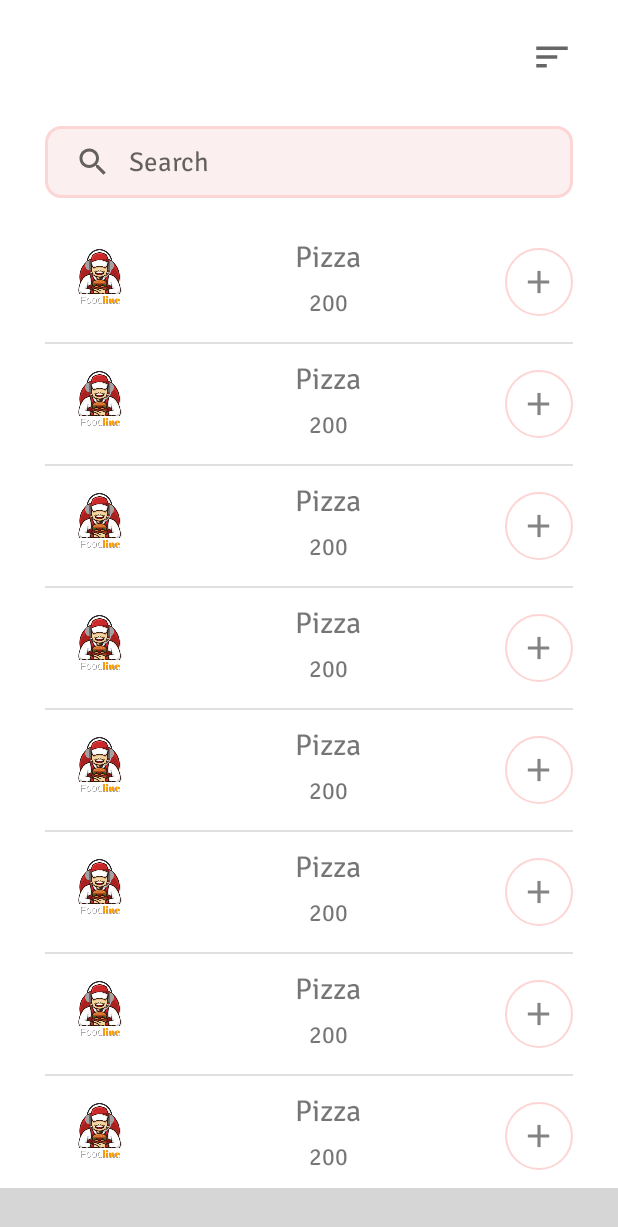
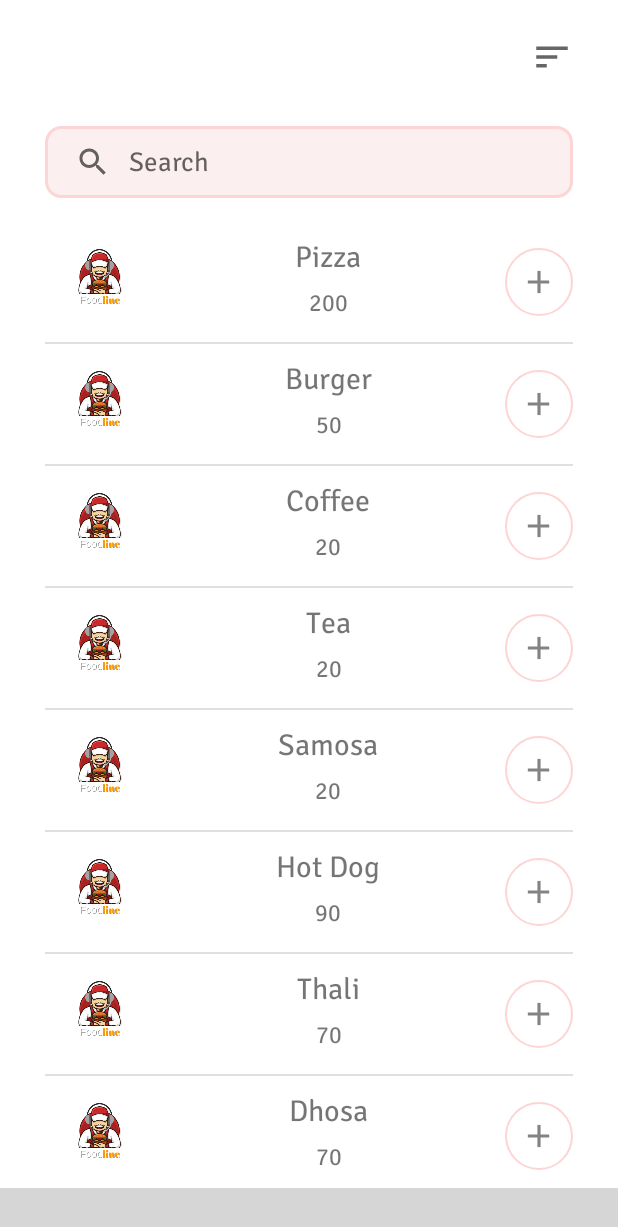
Before and after one commit to i-shivamsoni/FoodLine, an Android app: the MenuFragment screen opened directly, with no data from a screen before it, on a phone screen of 412 x 824 dp. Shown: the top 1227 px of the screen. Run offline under Robolectric (Android 15) with nearby library versions, the light colour scheme and no system bars; our stand-ins replace data binding; libraries missing offline, so code that uses them is left out: np.com.susanthapa; plain views replace CurvedBottomNavigationView; 9 statements that could not run were skipped; grey boxes are pictures that could not be loaded.

Commit message:
Fixed a bug where clicking add button of a menu item invokes animation of different menu item

```diff
--- a/app/src/main/java/com/example/foodline/model/MenuItem.java
+++ b/app/src/main/java/com/example/foodline/model/MenuItem.java
@@ -5,12 +5,14 @@ public class MenuItem {
     private String category;
     private String price;
     private String imageUrl;
+    private int inCart;
 
-    public MenuItem(String name, String category, String price, String imageUrl) {
+    public MenuItem(String name, String category, String price, String imageUrl, int inCart) {
         this.name = name;
         this.category = category;
         this.price = price;
         this.imageUrl = imageUrl;
+        this.inCart = inCart;
     }
 
     public String getName() {
@@ -44,4 +46,23 @@ public class MenuItem {
     public void setImageUrl(String imageUrl) {
         this.imageUrl = imageUrl;
     }
+
+    public int getInCart() {
+        return inCart;
+    }
+
+    public void setInCart(int inCart) {
+        this.inCart = inCart;
+    }
+
+    @Override
+    public String toString() {
+        return "MenuItem{" +
+                "name='" + name + '\'' +
+                ", category='" + category + '\'' +
+                ", price='" + price + '\'' +
+                ", imageUrl='" + imageUrl + '\'' +
+                ", inCart=" + inCart +
+                '}';
+    }
 }
--- a/app/src/main/java/com/example/foodline/ui/MenuFragment.java
+++ b/app/src/main/java/com/example/foodline/ui/MenuFragment.java
@@ -1,33 +1,30 @@
 package com.example.foodline.ui;
 
-import android.annotation.SuppressLint;
+import android.graphics.drawable.Drawable;
+import android.graphics.drawable.TransitionDrawable;
 import android.os.Bundle;
 
 import androidx.annotation.NonNull;
 import androidx.annotation.Nullable;
-import androidx.core.content.res.ResourcesCompat;
+import androidx.core.content.ContextCompat;
 import androidx.fragment.app.Fragment;
 import androidx.recyclerview.widget.DividerItemDecoration;
 import androidx.recyclerview.widget.LinearLayoutManager;
 
+import android.util.Log;
 import android.view.LayoutInflater;
 import android.view.View;
 import android.view.ViewGroup;
-import android.view.animation.Animation;
-import android.view.animation.AnimationUtils;
 import android.widget.ImageView;
 import android.widget.TextView;
 
+import com.airbnb.lottie.LottieAnimationView;
 import com.example.foodline.R;
 import com.example.foodline.databinding.FragmentMenuBinding;
 import com.example.foodline.model.MenuItem;
 
-import org.w3c.dom.Text;
-
 import java.util.ArrayList;
 import java.util.List;
-
-import np.com.susanthapa.curved_bottom_navigation.CbnMenuItem;
 
 public class MenuFragment extends Fragment {
 
@@ -52,29 +49,58 @@ public class MenuFragment extends Fragment {
         super.onViewCreated(view, savedInstanceState);
         ((BaseActivity) requireActivity()).setAppBar(0);
 
-        adapter = new MenuItemAdapter();
+        menuItems.add(new MenuItem("Pizza", "Fast Food", "200","", 0));
+        menuItems.add(new MenuItem("Burger", "Fast Food", "50","", 0));
+        menuItems.add(new MenuItem("Coffee", "Fast Food", "20","", 0));
+        menuItems.add(new MenuItem("Tea", "Fast Food", "20","", 0));
+        menuItems.add(new MenuItem("Samosa", "Fast Food", "20","", 0));
+        menuItems.add(new MenuItem("Hot Dog", "Fast Food", "90","", 0));
+        menuItems.add(new MenuItem("Thali", "Fast Food", "70","", 0));
+        menuItems.add(new MenuItem("Dhosa", "Fast Food", "70","", 0));
+        menuItems.add(new MenuItem("Pav Bhaji", "Fast Food", "60","", 0));
+        menuItems.add(new MenuItem("Sprite", "Fast Food", "30","", 0));
+        menuItems.add(new MenuItem("Frooti", "Fast Food", "30","", 0));
+        menuItems.add(new MenuItem("Maaza", "Fast Food", "30","", 0));
+        menuItems.add(new MenuItem("Pasta", "Fast Food", "40","", 0));
+        menuItems.add(new MenuItem("Maggi", "Fast Food", "40","", 0));
+        menuItems.add(new MenuItem("Chowmein", "Fast Food", "40","", 0));
+        menuItems.add(new MenuItem("Manchurian", "Fast Food", "40","", 0));
+        menuItems.add(new MenuItem("Paneer", "Fast Food", "40","", 0));
+        menuItems.add(new MenuItem("Chicken Tikka", "Fast Food", "80","", 0));
+        menuItems.add(new MenuItem("Veg Roll", "Fast Food", "50","", 0));
 
-        menuItems.add(new MenuItem("Pizza", "Fast Food", "200",""));
-        menuItems.add(new MenuItem("Pizza", "Fast Food", "200",""));
-        menuItems.add(new MenuItem("Pizza", "Fast Food", "200",""));
-        menuItems.add(new MenuItem("Pizza", "Fast Food", "200",""));
-        menuItems.add(new MenuItem("Pizza", "Fast Food", "200",""));
-        menuItems.add(new MenuItem("Pizza", "Fast Food", "200",""));
-        menuItems.add(new MenuItem("Pizza", "Fast Food", "200",""));
-        menuItems.add(new MenuItem("Pizza", "Fast Food", "200",""));
-        menuItems.add(new MenuItem("Pizza", "Fast Food", "200",""));
-        menuItems.add(new MenuItem("Pizza", "Fast Food", "200",""));
-        menuItems.add(new MenuItem("Pizza", "Fast Food", "200",""));
-        menuItems.add(new MenuItem("Pizza", "Fast Food", "200",""));
-        menuItems.add(new MenuItem("Pizza", "Fast Food", "200",""));
-        menuItems.add(new MenuItem("Pizza", "Fast Food", "200",""));
-        menuItems.add(new MenuItem("Pizza", "Fast Food", "200",""));
-        menuItems.add(new MenuItem("Pizza", "Fast Food", "200",""));
-        menuItems.add(new MenuItem("Pizza", "Fast Food", "200",""));
-        menuItems.add(new MenuItem("Pizza", "Fast Food", "200",""));
-        menuItems.add(new MenuItem("Pizza", "Fast Food", "200",""));
+        adapter = new MenuItemAdapter(menuItems, new MenuItemAdapter.MyAdapterListener() {
+            @Override
+            public void onAddBtnClicked(View view, int position) {
+                LottieAnimationView toggle = (LottieAnimationView) view;
+                MenuItem menuItem = menuItems.get(position);
 
-        adapter.submitList(menuItems);
+                Log.d("tzuyu",menuItem.toString() +" " + toggle.toString());
+
+                if (menuItem.getInCart() == 0) {
+                    toggle.setSpeed(3f);
+                    toggle.playAnimation();
+                    Drawable[] drawables = {ContextCompat.getDrawable(getContext(), R.drawable.ic_add_lottie_back),ContextCompat.getDrawable(getContext(), R.drawable.ic_add_lottie_selected_back)};
+                    TransitionDrawable transitionDrawable = new TransitionDrawable(drawables);
+                    toggle.setBackground(transitionDrawable);
+                    transitionDrawable.startTransition(400);
+                    menuItem.setInCart(1);
+                } else {
+                    toggle.setSpeed(-3f);
+                    toggle.playAnimation();
+                    Drawable[] drawables = {ContextCompat.getDrawable(getContext(), R.drawable.ic_add_lottie_selected_back),ContextCompat.getDrawable(getContext(), R.drawable.ic_add_lottie_back)};
+                    TransitionDrawable transitionDrawable = new TransitionDrawable(drawables);
+                    toggle.setBackground(transitionDrawable);
+                    transitionDrawable.startTransition(400);
+                    menuItem.setInCart(0);
+                }
+            }
+
+            @Override
+            public void onMenuItemClicked(View view, int position) {
+
+            }
+        });
 
         DividerItemDecoration dividerItemDecoration = new DividerItemDecoration(binding.menuItemList.getContext(), ((LinearLayoutManager)binding.menuItemList.getLayoutManager()).getOrientation());
         binding.menuItemList.addItemDecoration(dividerItemDecoration);
--- a/app/src/main/java/com/example/foodline/ui/MenuItemAdapter.java
+++ b/app/src/main/java/com/example/foodline/ui/MenuItemAdapter.java
@@ -1,7 +1,9 @@
 package com.example.foodline.ui;
 
+import android.content.Context;
 import android.graphics.drawable.Drawable;
 import android.graphics.drawable.TransitionDrawable;
+import android.util.Log;
 import android.view.LayoutInflater;
 import android.view.View;
 import android.view.ViewGroup;
@@ -21,63 +23,42 @@ import java.util.List;
 
 public class MenuItemAdapter extends RecyclerView.Adapter<MenuItemAdapter.MenuItemViewHolder> {
 
-    List<MenuItem> menuItems = new ArrayList<>();
+    List<MenuItem> menuItems;
+    MyAdapterListener listener;
+    Context context;
+
+    public MenuItemAdapter(List<MenuItem> listData, MyAdapterListener listener){
+        this.menuItems = listData;
+        this.listener = listener;
+    }
 
     @NonNull
     @Override
     public MenuItemViewHolder onCreateViewHolder(@NonNull ViewGroup parent, int viewType) {
-        View view = LayoutInflater.from(parent.getContext()).inflate(R.layout.food_menu_item_layout, parent, false);
+        context = parent.getContext();
+        View view = LayoutInflater.from(context).inflate(R.layout.food_menu_item_layout, parent, false);
         return new MenuItemViewHolder(view);
     }
 
     @Override
     public void onBindViewHolder(@NonNull MenuItemViewHolder holder, int position) {
-        MenuItem menuItem = menuItems.get(position);
-
-        holder.menuItemImage.setImageResource(R.drawable.ic_logo);
-        holder.menuItemName.setText(menuItem.getName());
-        holder.menuItemPrice.setText(menuItem.getPrice());
-
-        holder.addIconBtn.setOnClickListener(v -> changeState(holder));
+        holder.bindView(menuItems.get(position));
     }
 
     @Override
     public int getItemCount() {
+        Log.d("tzuyu",String.valueOf(menuItems.size()));
         return menuItems.size();
     }
 
     public void submitList(List<MenuItem> listData){
-        menuItems.clear();
         menuItems.addAll(listData);
         notifyDataSetChanged();
     }
 
-    private void changeState(MenuItemViewHolder holder) {
-
-        LottieAnimationView toggle = holder.addIconBtn;
-
-        if (holder.flag == 0) {
-            toggle.setSpeed(3f);
-            toggle.playAnimation();
-            Drawable[] drawables = {ContextCompat.getDrawable(toggle.getContext(), R.drawable.ic_add_lottie_back),ContextCompat.getDrawable(toggle.getContext(), R.drawable.ic_add_lottie_selected_back)};
-            TransitionDrawable transitionDrawable = new TransitionDrawable(drawables);
-            toggle.setBackground(transitionDrawable);
-            transitionDrawable.startTransition(400);
-            holder.flag = 1;
-        } else {
-            toggle.setSpeed(-3f);
-            toggle.playAnimation();
-            Drawable[] drawables = {ContextCompat.getDrawable(toggle.getContext(), R.drawable.ic_add_lottie_selected_back),ContextCompat.getDrawable(toggle.getContext(), R.drawable.ic_add_lottie_back)};
-            TransitionDrawable transitionDrawable = new TransitionDrawable(drawables);
-            toggle.setBackground(transitionDrawable);
-            transitionDrawable.startTransition(400);
-            holder.flag = 0;
-        }
-    }
 
     class MenuItemViewHolder extends RecyclerView.ViewHolder{
 
-        private int flag;
         private ImageView menuItemImage;
         private TextView menuItemName;
         private TextView menuItemPrice;
@@ -85,11 +66,33 @@ public class MenuItemAdapter extends RecyclerView.Adapter<MenuItemAdapter.MenuIt
 
         public MenuItemViewHolder(@NonNull View itemView) {
             super(itemView);
-            flag = 0;
             menuItemImage = itemView.findViewById(R.id.menu_item_image);
             menuItemName = itemView.findViewById(R.id.menu_item_name);
             menuItemPrice = itemView.findViewById(R.id.menu_item_price);
-            addIconBtn = itemView.findViewById(R.id.add_icon);
+            addIconBtn = itemView.findViewById(R.id.add_icon_btn);
         }
+
+        private void bindView(MenuItem menuItem){
+            menuItemImage.setImageResource(R.drawable.ic_logo);
+            menuItemName.setText(menuItem.getName());
+            menuItemPrice.setText(menuItem.getPrice());
+
+            if(menuItem.getInCart() == 0){
+                addIconBtn.cancelAnimation();
+                addIconBtn.setProgress(0f);
+                addIconBtn.setBackground(ContextCompat.getDrawable(context, R.drawable.ic_add_lottie_back));
+            }else{
+                addIconBtn.setProgress(1f);
+                addIconBtn.setBackground(ContextCompat.getDrawable(context, R.drawable.ic_add_lottie_selected_back));
+            }
+
+            addIconBtn.setOnClickListener(v -> listener.onAddBtnClicked(v, getAdapterPosition()));
+        }
+
+    }
+
+    public interface MyAdapterListener{
+        void onAddBtnClicked(View view, int position);
+        void onMenuItemClicked(View view, int position);
     }
 }
--- a/app/src/main/res/layout/food_menu_item_layout.xml
+++ b/app/src/main/res/layout/food_menu_item_layout.xml
@@ -48,7 +48,7 @@
             android:layout_marginBottom="4dp"
             android:textSize="20sp"
             app:layout_constraintBottom_toTopOf="@+id/guideline3"
-            app:layout_constraintEnd_toStartOf="@+id/add_icon"
+            app:layout_constraintEnd_toStartOf="@+id/add_icon_btn"
             app:layout_constraintStart_toStartOf="@+id/guideline2"
             tools:text="Pizza" />
 
@@ -64,17 +64,18 @@
             tools:text="300" />
 
         <com.airbnb.lottie.LottieAnimationView
-            android:id="@+id/add_icon"
+            android:id="@+id/add_icon_btn"
             android:layout_width="45dp"
             android:layout_height="45dp"
             android:background="@drawable/ic_add_lottie_back"
             android:padding="10dp"
+            android:clickable="true"
+            android:focusable="true"
             app:layout_constraintBottom_toBottomOf="parent"
             app:layout_constraintEnd_toEndOf="parent"
             app:layout_constraintTop_toTopOf="parent"
             app:lottie_autoPlay="false"
             app:lottie_rawRes="@raw/ic_add_lottie" />
 
-
     </androidx.constraintlayout.widget.ConstraintLayout>
 </layout>
```
Also changed, not shown: 1 other file.
